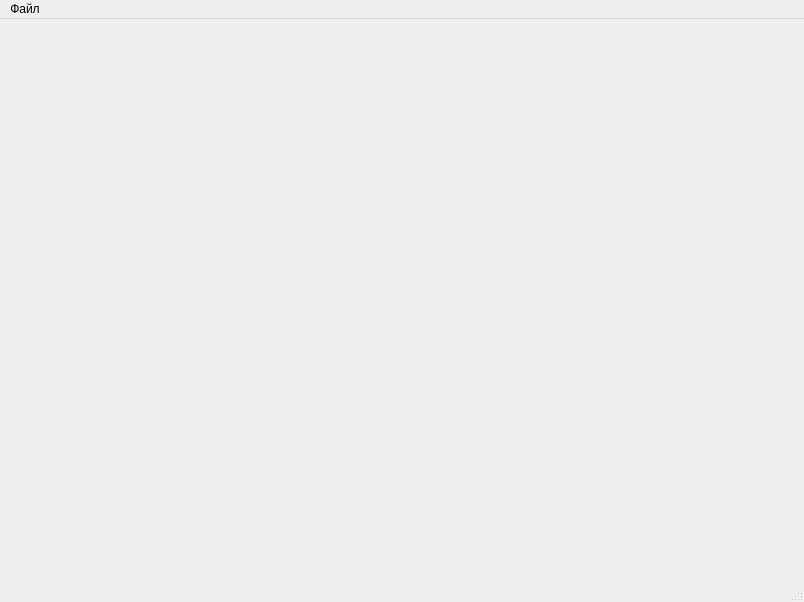
This is app/src/main/ipnotebook/resources/mainwindow.ui in NativCos/CSF.Semestr7.TPO as Qt 5 draws it before an edit. The edited form follows.
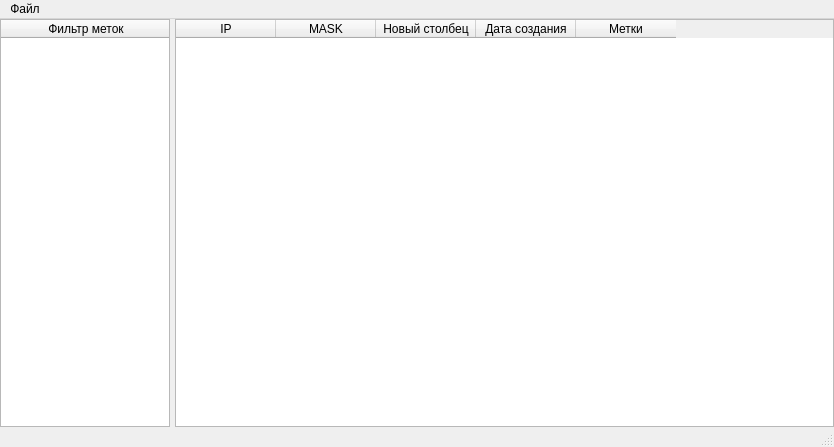
This is the edited form. Icons and pictures are not drawn.

```diff
--- a/app/src/main/ipnotebook/resources/mainwindow.ui
+++ b/app/src/main/ipnotebook/resources/mainwindow.ui
@@ -6,10 +6,16 @@
    <rect>
     <x>0</x>
     <y>0</y>
-    <width>804</width>
-    <height>602</height>
+    <width>834</width>
+    <height>447</height>
    </rect>
   </property>
+  <property name="sizePolicy">
+   <sizepolicy hsizetype="Preferred" vsizetype="Preferred">
+    <horstretch>0</horstretch>
+    <verstretch>0</verstretch>
+   </sizepolicy>
+  </property>
   <property name="windowTitle">
    <string/>
   </property>
@@ -17,13 +23,118 @@
    <iconset>
     <normaloff>icon_notes.svg</normaloff>icon_notes.svg</iconset>
   </property>
-  <widget class="QWidget" name="centralwidget"/>
+  <widget class="QWidget" name="centralwidget">
+   <layout class="QHBoxLayout" name="horizontalLayout_2">
+    <property name="spacing">
+     <number>0</number>
+    </property>
+    <property name="leftMargin">
+     <number>0</number>
+    </property>
+    <property name="topMargin">
+     <number>0</number>
+    </property>
+    <property name="rightMargin">
+     <number>0</number>
+    </property>
+    <property name="bottomMargin">
+     <number>0</number>
+    </property>
+    <item>
+     <layout class="QHBoxLayout" name="horizontalLayout">
+      <property name="spacing">
+       <number>5</number>
+      </property>
+      <item>
+       <widget class="QTableWidget" name="tableWidget_marks">
+        <property name="sizePolicy">
+         <sizepolicy hsizetype="Expanding" vsizetype="Expanding">
+          <horstretch>0</horstretch>
+          <verstretch>0</verstretch>
+         </sizepolicy>
+        </property>
+        <property name="minimumSize">
+         <size>
+          <width>170</width>
+          <height>0</height>
+         </size>
+        </property>
+        <property name="maximumSize">
+         <size>
+          <width>170</width>
+          <height>16777215</height>
+         </size>
+        </property>
+        <property name="rowCount">
+         <number>0</number>
+        </property>
+        <property name="columnCount">
+         <number>1</number>
+        </property>
+        <attribute name="horizontalHeaderVisible">
+         <bool>true</bool>
+        </attribute>
+        <attribute name="horizontalHeaderMinimumSectionSize">
+         <number>170</number>
+        </attribute>
+        <attribute name="horizontalHeaderDefaultSectionSize">
+         <number>170</number>
+        </attribute>
+        <attribute name="verticalHeaderVisible">
+         <bool>false</bool>
+        </attribute>
+        <column>
+         <property name="text">
+          <string>Фильтр меток</string>
+         </property>
+        </column>
+       </widget>
+      </item>
+      <item>
+       <widget class="QTableWidget" name="tableWidget_notes">
+        <property name="rowCount">
+         <number>0</number>
+        </property>
+        <property name="columnCount">
+         <number>5</number>
+        </property>
+        <column>
+         <property name="text">
+          <string>IP</string>
+         </property>
+        </column>
+        <column>
+         <property name="text">
+          <string>MASK</string>
+         </property>
+        </column>
+        <column>
+         <property name="text">
+          <string>Новый столбец</string>
+         </property>
+        </column>
+        <column>
+         <property name="text">
+          <string>Дата создания</string>
+         </property>
+        </column>
+        <column>
+         <property name="text">
+          <string>Метки</string>
+         </property>
+        </column>
+       </widget>
+      </item>
+     </layout>
+    </item>
+   </layout>
+  </widget>
   <widget class="QMenuBar" name="menubar">
    <property name="geometry">
     <rect>
      <x>0</x>
      <y>0</y>
-     <width>804</width>
+     <width>834</width>
      <height>30</height>
     </rect>
    </property>
@@ -41,9 +152,12 @@
    </widget>
    <addaction name="menu"/>
   </widget>
-  <widget class="QStatusBar" name="statusbar">
-   <property name="sizeGripEnabled">
-    <bool>true</bool>
+  <widget class="QStatusBar" name="statusBar">
+   <property name="maximumSize">
+    <size>
+     <width>16777215</width>
+     <height>20</height>
+    </size>
    </property>
   </widget>
   <action name="action">
```
